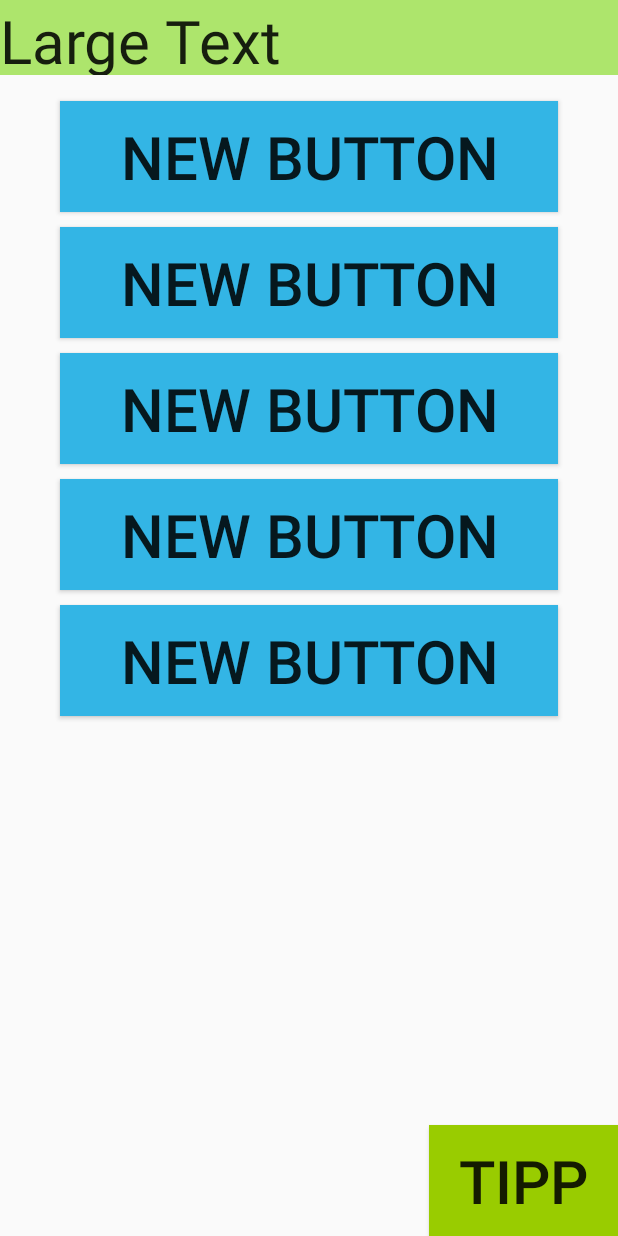
After one commit to MyWorldFM/LateinVokApp, an Android app: the layout quest_konjungationtype.xml on its own in the app's theme, with its tools: preview values and no code run, on a phone screen of 412 x 824 dp. The commit adds this screen. Run offline under Robolectric (Android 15) with nearby library versions, the phone set to English and light mode, and no system bars.

Commit message:
Layout quest_konjungationtype.xml hinzugefügt, ID relativelayout3 hinzugefügt, RelativeLayout3 gefixt, KonjungationTypeQuest und Quest geändert.

```diff
--- a/LateinVokApp/src/main/java/de/jukusoft/lateinvokapp/quests/KonjungationTypeQuest.java
+++ b/LateinVokApp/src/main/java/de/jukusoft/lateinvokapp/quests/KonjungationTypeQuest.java
@@ -1,16 +1,51 @@
 package de.jukusoft.lateinvokapp.quests;
+
+import android.app.Activity;
+import android.content.Context;
+import android.widget.Button;
+
+import java.util.HashMap;
+
+import de.jukusoft.lateinvokapp.R;
 
 /**
  * Created by Justin on 24.05.2014.
  */
 public class KonjungationTypeQuest extends Quest {
 
+    protected String lateinword = "";
+    protected KONJUNGATIONTYPE correct_konj = null;
+
+    public enum KONJUNGATIONTYPE {A_Konj, E_Konj, I_Konj, KonsKonj1, KonsKonj2};
+
     public KonjungationTypeQuest() {
-        //
+        //Quest, bei dem man die richtige Konjungationsart eines lat. Verb auswählen muss.
     }
 
-    public void loadQuests () {
-        //
+    @Override
+    public void loadQuest () {
+        if ((this.getExtra("lateinword")) != null) {
+            this.lateinword = (String) this.getExtra("lateinword");
+        } else {
+            //Neues lat. Verb holen
+            this.lateinword = "";
+        }
+    }
+
+    @Override
+    public void showQuest (Activity activity) {
+        activity.setContentView(R.layout.quest_konjungationtype);
+    }
+
+    @Override
+    public boolean check (Activity activity, HashMap<String, Object> data) {
+        Button clicked_button = (Button) data.get("button");
+
+        if (this.correct_konj.equals(clicked_button.getText())) {
+            return true;
+        } else {
+            return false;
+        }
     }
 
 }
--- a/LateinVokApp/src/main/java/de/jukusoft/lateinvokapp/quests/Quest.java
+++ b/LateinVokApp/src/main/java/de/jukusoft/lateinvokapp/quests/Quest.java
@@ -1,5 +1,10 @@
 package de.jukusoft.lateinvokapp.quests;
 
+import android.app.Activity;
+import android.content.Context;
+import android.view.View;
+
+import java.util.HashMap;
 import java.util.List;
 
 /**
@@ -7,12 +12,42 @@ import java.util.List;
  */
 public class Quest {
 
-    public List<Quest> listQuests () {
-        return null;
+    protected HashMap<String,Object> extra = new HashMap<String,Object>();
+
+    public Quest () {
+        //
     }
 
-    public List<String> getModules () {
-        return null;
+    public void loadQuest () {
+        //
+    }
+
+    public void showQuest (Activity activity) {
+        //
+    }
+
+    public boolean check (Activity activity, HashMap<String,Object> data) {
+        return true;
+    }
+
+    public void putExtra (String str, Object obj) {
+        this.extra.put(str, obj);
+    }
+
+    public Object getExtra (String str) {
+        if (this.extra.containsKey(str)) {
+            return this.extra.get(str);
+        } else {
+            return null;
+        }
+    }
+
+    public class QuestClickListener implements View.OnClickListener {
+
+        @Override
+        public void onClick(View view) {
+            //
+        }
     }
 
 }
--- /dev/null
+++ b/LateinVokApp/src/main/res/layout/quest_konjungationtype.xml
@@ -0,0 +1,128 @@
+<?xml version="1.0" encoding="utf-8"?>
+<RelativeLayout xmlns:android="http://schemas.android.com/apk/res/android"
+    android:layout_width="match_parent"
+    android:layout_height="match_parent">
+
+    <LinearLayout
+        android:orientation="horizontal"
+        android:layout_width="fill_parent"
+        android:layout_height="50dp"
+        android:layout_alignParentTop="true"
+        android:layout_alignParentLeft="true"
+        android:layout_alignParentStart="true"
+        android:background="#ffade56c"
+        android:id="@+id/linearLayout2">
+
+        <TextView
+            android:layout_width="wrap_content"
+            android:layout_height="wrap_content"
+            android:textAppearance="?android:attr/textAppearanceLarge"
+            android:text="Large Text"
+            android:id="@+id/quest_textView"
+            android:textSize="40dp" />
+    </LinearLayout>
+
+    <RelativeLayout
+        android:layout_width="fill_parent"
+        android:layout_height="fill_parent"
+        android:layout_below="@+id/linearLayout2"
+        android:layout_alignParentLeft="true"
+        android:layout_alignParentStart="true"
+        android:id="@id/relativelayout3">
+
+    <Button
+        android:layout_width="wrap_content"
+        android:layout_height="wrap_content"
+        android:text="New Button"
+        android:id="@+id/konj_button1"
+        android:background="#ff33b5e5"
+        android:paddingLeft="40dp"
+        android:paddingRight="40dp"
+        android:textSize="40dp"
+        android:paddingTop="10dp"
+        android:paddingBottom="10dp"
+        android:layout_alignParentTop="true"
+        android:layout_centerHorizontal="true"
+        android:layout_marginTop="17dp" />
+
+        <Button
+            android:layout_width="wrap_content"
+            android:layout_height="wrap_content"
+            android:text="New Button"
+            android:id="@+id/konj_button2"
+            android:background="#ff33b5e5"
+            android:paddingLeft="40dp"
+            android:paddingRight="40dp"
+            android:textSize="40dp"
+            android:paddingTop="10dp"
+            android:paddingBottom="10dp"
+            android:layout_below="@+id/konj_button1"
+            android:layout_alignRight="@+id/konj_button1"
+            android:layout_alignEnd="@+id/konj_button1"
+            android:layout_marginTop="10dp" />
+
+        <Button
+            android:layout_width="wrap_content"
+            android:layout_height="wrap_content"
+            android:text="New Button"
+            android:id="@+id/konj_button3"
+            android:background="#ff33b5e5"
+            android:paddingLeft="40dp"
+            android:paddingRight="40dp"
+            android:textSize="40dp"
+            android:paddingTop="10dp"
+            android:paddingBottom="10dp"
+            android:layout_below="@+id/konj_button2"
+            android:layout_alignRight="@+id/konj_button2"
+            android:layout_alignEnd="@+id/konj_button2"
+            android:layout_marginTop="10dp" />
+
+        <Button
+            android:layout_width="wrap_content"
+            android:layout_height="wrap_content"
+            android:text="New Button"
+            android:id="@+id/konj_button4"
+            android:background="#ff33b5e5"
+            android:paddingLeft="40dp"
+            android:paddingRight="40dp"
+            android:textSize="40dp"
+            android:paddingTop="10dp"
+            android:paddingBottom="10dp"
+            android:layout_below="@+id/konj_button3"
+            android:layout_alignRight="@+id/konj_button3"
+            android:layout_alignEnd="@+id/konj_button3"
+            android:layout_marginTop="10dp" />
+
+        <Button
+            android:layout_width="wrap_content"
+            android:layout_height="wrap_content"
+            android:text="New Button"
+            android:id="@+id/konj_button5"
+            android:background="#ff33b5e5"
+            android:paddingLeft="40dp"
+            android:paddingRight="40dp"
+            android:textSize="40dp"
+            android:paddingTop="10dp"
+            android:paddingBottom="10dp"
+            android:layout_below="@+id/konj_button4"
+            android:layout_alignRight="@+id/konj_button4"
+            android:layout_alignEnd="@+id/konj_button4"
+            android:layout_marginTop="10dp" />
+
+    </RelativeLayout>
+
+    <Button
+        android:layout_width="wrap_content"
+        android:layout_height="wrap_content"
+        android:text="Tipp"
+        android:id="@+id/tippbutton"
+        android:layout_alignParentBottom="true"
+        android:layout_alignParentRight="true"
+        android:layout_alignParentEnd="true"
+        android:textSize="40dp"
+        android:background="#ff99cc00"
+        android:paddingStart="20dp"
+        android:paddingEnd="20dp"
+        android:paddingTop="10dp"
+        android:paddingBottom="10dp" />
+</RelativeLayout>
--- a/LateinVokApp/src/main/res/values/ids.xml
+++ b/LateinVokApp/src/main/res/values/ids.xml
@@ -1,4 +1,5 @@
 <?xml version="1.0" encoding="utf-8"?>
 <resources>
     <item name="startButton" type="id" />
+    <item name="relativelayout3" type="id">relativelayout3</item>
 </resources>
```
